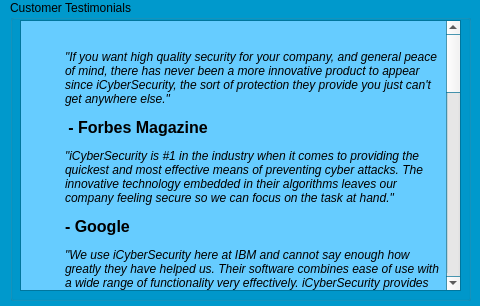
Before: the Qt Designer form src/testimonialsdisplay.ui in brianclinkenbeard/pamphlet, drawn with Qt 5.
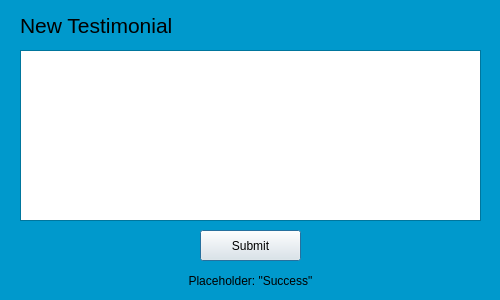
After: the same form once the commit is applied.

```diff
--- a/src/testimonialsdisplay.ui
+++ b/src/testimonialsdisplay.ui
@@ -6,8 +6,8 @@
    <rect>
     <x>0</x>
     <y>0</y>
-    <width>480</width>
-    <height>306</height>
+    <width>500</width>
+    <height>300</height>
    </rect>
   </property>
   <property name="palette">
@@ -77,156 +77,62 @@
   <property name="windowTitle">
    <string>Dialog</string>
   </property>
-  <widget class="QGroupBox" name="groupBox">
+  <widget class="QTextEdit" name="textEdit">
    <property name="geometry">
     <rect>
-     <x>10</x>
-     <y>0</y>
+     <x>20</x>
+     <y>50</y>
      <width>461</width>
-     <height>301</height>
+     <height>171</height>
     </rect>
    </property>
-   <property name="palette">
-    <palette>
-     <active>
-      <colorrole role="Base">
-       <brush brushstyle="SolidPattern">
-        <color alpha="255">
-         <red>0</red>
-         <green>153</green>
-         <blue>204</blue>
-        </color>
-       </brush>
-      </colorrole>
-     </active>
-     <inactive>
-      <colorrole role="Base">
-       <brush brushstyle="SolidPattern">
-        <color alpha="255">
-         <red>0</red>
-         <green>153</green>
-         <blue>204</blue>
-        </color>
-       </brush>
-      </colorrole>
-     </inactive>
-     <disabled>
-      <colorrole role="Base">
-       <brush brushstyle="SolidPattern">
-        <color alpha="255">
-         <red>255</red>
-         <green>255</green>
-         <blue>255</blue>
-        </color>
-       </brush>
-      </colorrole>
-     </disabled>
-    </palette>
+  </widget>
+  <widget class="QLabel" name="label">
+   <property name="geometry">
+    <rect>
+     <x>20</x>
+     <y>10</y>
+     <width>261</width>
+     <height>31</height>
+    </rect>
    </property>
-   <property name="title">
-    <string>Customer Testimonials</string>
+   <property name="font">
+    <font>
+     <pointsize>16</pointsize>
+    </font>
    </property>
-   <widget class="QTextBrowser" name="textBrowser">
-    <property name="geometry">
-     <rect>
-      <x>10</x>
-      <y>20</y>
-      <width>441</width>
-      <height>271</height>
-     </rect>
-    </property>
-    <property name="palette">
-     <palette>
-      <active>
-       <colorrole role="Base">
-        <brush brushstyle="SolidPattern">
-         <color alpha="255">
-          <red>102</red>
-          <green>204</green>
-          <blue>255</blue>
-         </color>
-        </brush>
-       </colorrole>
-       <colorrole role="Window">
-        <brush brushstyle="SolidPattern">
-         <color alpha="255">
-          <red>0</red>
-          <green>153</green>
-          <blue>204</blue>
-         </color>
-        </brush>
-       </colorrole>
-      </active>
-      <inactive>
-       <colorrole role="Base">
-        <brush brushstyle="SolidPattern">
-         <color alpha="255">
-          <red>102</red>
-          <green>204</green>
-          <blue>255</blue>
-         </color>
-        </brush>
-       </colorrole>
-       <colorrole role="Window">
-        <brush brushstyle="SolidPattern">
-         <color alpha="255">
-          <red>0</red>
-          <green>153</green>
-          <blue>204</blue>
-         </color>
-        </brush>
-       </colorrole>
-      </inactive>
-      <disabled>
-       <colorrole role="Base">
-        <brush brushstyle="SolidPattern">
-         <color alpha="255">
-          <red>0</red>
-          <green>153</green>
-          <blue>204</blue>
-         </color>
-        </brush>
-       </colorrole>
-       <colorrole role="Window">
-        <brush brushstyle="SolidPattern">
-         <color alpha="255">
-          <red>0</red>
-          <green>153</green>
-          <blue>204</blue>
-         </color>
-        </brush>
-       </colorrole>
-      </disabled>
-     </palette>
-    </property>
-    <property name="html">
-     <string>&lt;!DOCTYPE HTML PUBLIC &quot;-//W3C//DTD HTML 4.0//EN&quot; &quot;http://www.w3.org/TR/REC-html40/strict.dtd&quot;&gt;
-&lt;html&gt;&lt;head&gt;&lt;meta name=&quot;qrichtext&quot; content=&quot;1&quot; /&gt;&lt;style type=&quot;text/css&quot;&gt;
-p, li { white-space: pre-wrap; }
-&lt;/style&gt;&lt;/head&gt;&lt;body style=&quot; font-family:'MS Shell Dlg 2'; font-size:8.25pt; font-weight:400; font-style:normal;&quot;&gt;
-&lt;p style=&quot;-qt-paragraph-type:empty; margin-top:0px; margin-bottom:0px; margin-left:0px; margin-right:0px; -qt-block-indent:0; text-indent:0px; font-size:8pt;&quot;&gt;&lt;br /&gt;&lt;/p&gt;
-&lt;p style=&quot; margin-top:12px; margin-bottom:0px; margin-left:0px; margin-right:0px; -qt-block-indent:1; text-indent:0px;&quot;&gt;&lt;span style=&quot; font-family:'Sans Serif'; font-size:9pt; font-style:italic;&quot;&gt;&amp;quot;If you want high quality security for your company, and general peace of mind, there has never been a more innovative product to appear since iCyberSecurity, the sort of protection they provide you just can't get anywhere else.&amp;quot;&lt;/span&gt;&lt;/p&gt;
-&lt;p style=&quot; margin-top:12px; margin-bottom:0px; margin-left:0px; margin-right:0px; -qt-block-indent:1; text-indent:0px;&quot;&gt;&lt;span style=&quot; font-family:'Sans Serif'; font-size:9pt;&quot;&gt; &lt;/span&gt;&lt;span style=&quot; font-family:'Sans Serif'; font-size:12pt; font-weight:600;&quot;&gt;- Forbes Magazine&lt;/span&gt;&lt;/p&gt;
-&lt;p style=&quot; margin-top:12px; margin-bottom:0px; margin-left:0px; margin-right:0px; -qt-block-indent:1; text-indent:0px;&quot;&gt;&lt;span style=&quot; font-family:'Sans Serif'; font-size:9pt; font-style:italic;&quot;&gt;&amp;quot;iCyberSecurity is #1 in the industry when it comes to providing the quickest and most effective means of preventing cyber attacks. The innovative technology embedded in their algorithms leaves our company feeling secure so we can focus on the task at hand.&amp;quot; &lt;/span&gt;&lt;/p&gt;
-&lt;p style=&quot; margin-top:12px; margin-bottom:0px; margin-left:0px; margin-right:0px; -qt-block-indent:1; text-indent:0px;&quot;&gt;&lt;span style=&quot; font-family:'Sans Serif'; font-size:12pt; font-weight:600;&quot;&gt;- Google&lt;/span&gt;&lt;/p&gt;
-&lt;p style=&quot; margin-top:12px; margin-bottom:0px; margin-left:0px; margin-right:0px; -qt-block-indent:1; text-indent:0px;&quot;&gt;&lt;span style=&quot; font-family:'Sans Serif'; font-size:9pt; font-style:italic;&quot;&gt;&amp;quot;We use iCyberSecurity here at IBM and cannot say enough how greatly they have helped us. Their software combines ease of use with a wide range of functionality very effectively. iCyberSecurity provides extremely comprehensive solutions and assures that even the most complex attacks are contained.&amp;quot;&lt;/span&gt;&lt;/p&gt;
-&lt;p style=&quot; margin-top:12px; margin-bottom:0px; margin-left:0px; margin-right:0px; -qt-block-indent:1; text-indent:0px;&quot;&gt;&lt;span style=&quot; font-family:'Sans Serif'; font-size:12pt; font-weight:600;&quot;&gt;- IBM&lt;/span&gt;&lt;/p&gt;
-&lt;p style=&quot; margin-top:12px; margin-bottom:0px; margin-left:0px; margin-right:0px; -qt-block-indent:1; text-indent:0px;&quot;&gt;&lt;span style=&quot; font-family:'Sans Serif'; font-size:9pt; font-style:italic;&quot;&gt;&amp;quot;With the dawnm of the digital age it has become an increasing concern for our company to keep up with the technology of our competition and the demands of our customers for the instant gratification of digital banking. With this comes a great risk to our customers security, and the burden of this responsibility has been lifted off our shoulders thanks to the help of iCyberSecurity. Finallly, a reliable company that truly deems our comapny and our customer's security as a trop priority.&lt;/span&gt;&lt;/p&gt;
-&lt;p style=&quot; margin-top:12px; margin-bottom:0px; margin-left:0px; margin-right:0px; -qt-block-indent:1; text-indent:0px;&quot;&gt;&lt;span style=&quot; font-family:'Sans Serif'; font-size:12pt; font-weight:600;&quot;&gt;- Bank of America&lt;/span&gt;&lt;/p&gt;
-&lt;p style=&quot; margin-top:12px; margin-bottom:0px; margin-left:0px; margin-right:0px; -qt-block-indent:1; text-indent:0px;&quot;&gt;&lt;span style=&quot; font-family:'Sans Serif'; font-size:9pt; font-style:italic;&quot;&gt;&amp;quot;Millions of people use our online service everyday. And with that comes a huge responsibility for our company to keep their data and their identities safe. iCyberSecurity has made our job so much easier by keeping both our data and our reputation safe.&amp;quot;&lt;/span&gt;&lt;/p&gt;
-&lt;p style=&quot; margin-top:12px; margin-bottom:0px; margin-left:0px; margin-right:0px; -qt-block-indent:1; text-indent:0px;&quot;&gt;&lt;span style=&quot; font-family:'Sans Serif'; font-size:12pt; font-weight:600;&quot;&gt;- Linked In&lt;/span&gt;&lt;/p&gt;
-&lt;p style=&quot; margin-top:12px; margin-bottom:0px; margin-left:0px; margin-right:0px; -qt-block-indent:1; text-indent:0px;&quot;&gt;&lt;span style=&quot; font-size:8pt;&quot;&gt;“iCyberSecurity allows us to stay a step ahead of cyber criminals, and to effectively protect our customers’ data before an attack even occurs.Their services have made it much easier to respond to a cyber attack, and much faster. We're now able to use less resources, which gives our team more time to focus on development.”&lt;/span&gt;&lt;/p&gt;
-&lt;p style=&quot; margin-top:12px; margin-bottom:0px; margin-left:0px; margin-right:0px; -qt-block-indent:1; text-indent:0px;&quot;&gt;&lt;span style=&quot; font-family:'Sans Serif'; font-size:12pt; font-weight:600;&quot;&gt;- Adobe&lt;/span&gt;&lt;/p&gt;
-&lt;p style=&quot; margin-top:12px; margin-bottom:0px; margin-left:0px; margin-right:0px; -qt-block-indent:1; text-indent:0px;&quot;&gt;&lt;span style=&quot; font-family:'Sans Serif'; font-size:9pt; font-style:italic;&quot;&gt;&amp;quot;Choosing iCyberSecurity as a solution to cyber security for our comopany has proven over time to be a very strategic choice, with the sheer amount of features alone, this is the best security solution we have ever utilized.&lt;/span&gt;&lt;/p&gt;
-&lt;p style=&quot; margin-top:12px; margin-bottom:0px; margin-left:0px; margin-right:0px; -qt-block-indent:1; text-indent:0px;&quot;&gt;&lt;span style=&quot; font-family:'Sans Serif'; font-size:12pt; font-weight:600;&quot;&gt;- CVS&lt;/span&gt;&lt;/p&gt;
-&lt;p style=&quot; margin-top:12px; margin-bottom:0px; margin-left:0px; margin-right:0px; -qt-block-indent:1; text-indent:0px;&quot;&gt;&lt;span style=&quot; font-family:'Sans Serif'; font-size:9pt; font-style:italic;&quot;&gt;&amp;quot;Our information and management risk Department uses iCyberSecurity as an effective tool to communicate security threats to our businesses which has given us a competitive advantage over our competition, and allowed us to globalize our security management with immense ease.&amp;quot;&lt;/span&gt;&lt;/p&gt;
-&lt;p style=&quot; margin-top:12px; margin-bottom:0px; margin-left:0px; margin-right:0px; -qt-block-indent:1; text-indent:0px;&quot;&gt;&lt;span style=&quot; font-family:'Sans Serif'; font-size:12pt; font-weight:600;&quot;&gt;- Chevron&lt;/span&gt;&lt;/p&gt;
-&lt;p style=&quot; margin-top:12px; margin-bottom:0px; margin-left:0px; margin-right:0px; -qt-block-indent:1; text-indent:0px;&quot;&gt;&lt;span style=&quot; font-family:'Sans Serif'; font-size:9pt; font-style:italic;&quot;&gt;&amp;quot;iCyberSecurity has allowed our company to maintain continuity between our various vendors, and keep our various teams on the same page. This prodcut allows us to maintain a comprehensive risk and security analysis across all our departments.&amp;quot;&lt;/span&gt;&lt;/p&gt;
-&lt;p style=&quot; margin-top:12px; margin-bottom:0px; margin-left:0px; margin-right:0px; -qt-block-indent:1; text-indent:0px;&quot;&gt;&lt;span style=&quot; font-family:'Sans Serif'; font-size:12pt; font-weight:600;&quot;&gt;- Shell&lt;/span&gt;&lt;/p&gt;
-&lt;p style=&quot; margin-top:12px; margin-bottom:0px; margin-left:0px; margin-right:0px; -qt-block-indent:1; text-indent:0px;&quot;&gt;&lt;span style=&quot; font-family:'Sans Serif'; font-size:9pt; font-style:italic;&quot;&gt;&amp;quot;With more and more sophistaicatred digital technology in such high demand by our users, we were in desperate need for a universal solution to our security needs here in our technology department. After going with iCyberSecurity we don't regret the decision at all, it has made all our lives so much easier.&lt;/span&gt;&lt;/p&gt;
-&lt;p style=&quot; margin-top:12px; margin-bottom:0px; margin-left:0px; margin-right:0px; -qt-block-indent:1; text-indent:0px;&quot;&gt;&lt;span style=&quot; font-family:'Sans Serif'; font-size:12pt; font-weight:600;&quot;&gt;- Saddleback College&lt;/span&gt;&lt;/p&gt;&lt;/body&gt;&lt;/html&gt;</string>
-    </property>
-   </widget>
+   <property name="text">
+    <string>New Testimonial</string>
+   </property>
+  </widget>
+  <widget class="QPushButton" name="pushButton">
+   <property name="geometry">
+    <rect>
+     <x>200</x>
+     <y>230</y>
+     <width>101</width>
+     <height>31</height>
+    </rect>
+   </property>
+   <property name="text">
+    <string>Submit</string>
+   </property>
+  </widget>
+  <widget class="QLabel" name="label_2">
+   <property name="geometry">
+    <rect>
+     <x>180</x>
+     <y>270</y>
+     <width>141</width>
+     <height>21</height>
+    </rect>
+   </property>
+   <property name="text">
+    <string>Placeholder: &quot;Success&quot;</string>
+   </property>
+   <property name="alignment">
+    <set>Qt::AlignCenter</set>
+   </property>
   </widget>
  </widget>
  <resources/>
```
